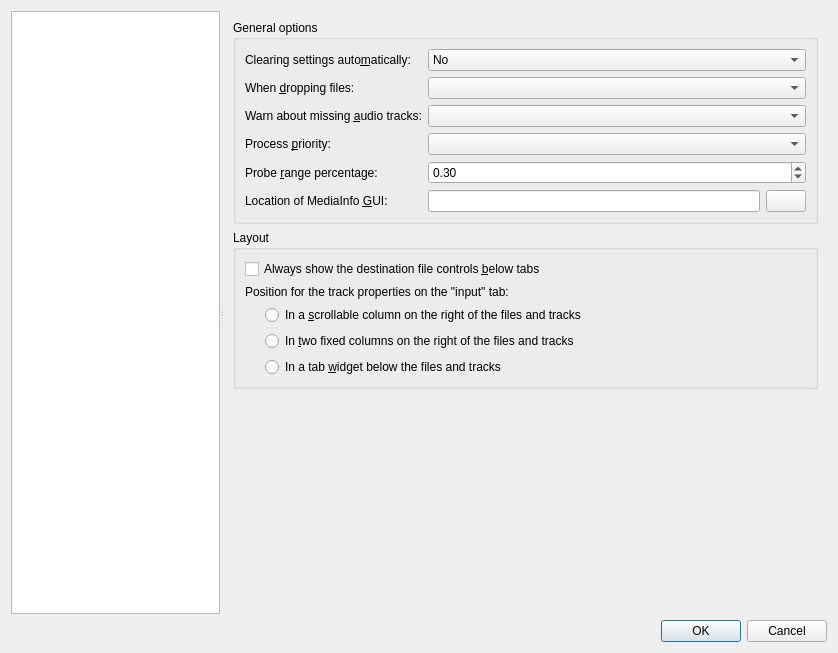
Old version of the form src/mkvtoolnix-gui/forms/main_window/preferences_dialog.ui in the repository jpsdr/MKVToolnix-Windows-7.
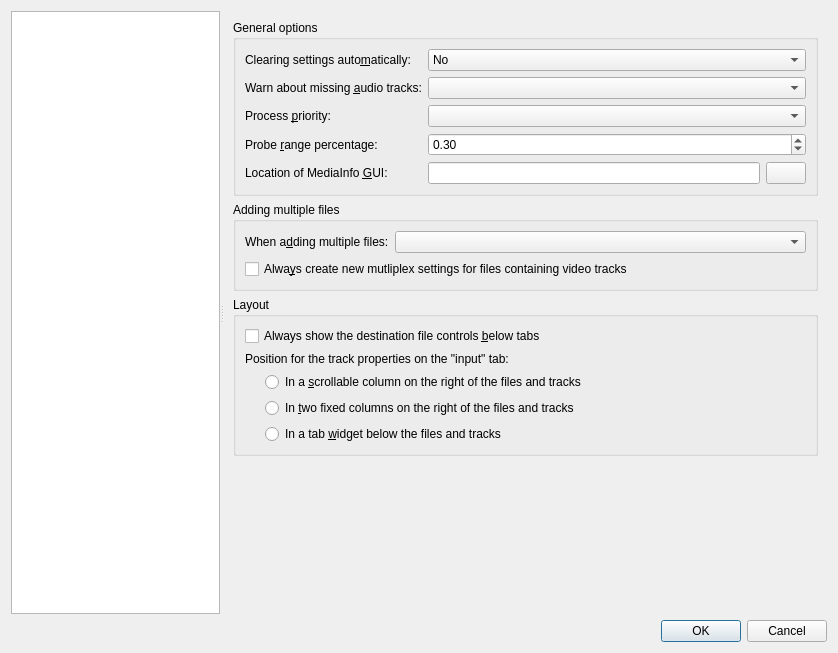
New version of the form. The open tabs and pages were chosen to show the change. Icons and pictures are not drawn. Custom widgets are drawn as their Qt base class.

Commit message:
GUI: mux: add option "always create settings for video files" when adding multiple files
Implements #2966.

The edit to the form file:
```diff
--- a/src/mkvtoolnix-gui/forms/main_window/preferences_dialog.ui
+++ b/src/mkvtoolnix-gui/forms/main_window/preferences_dialog.ui
@@ -379,23 +379,13 @@
           <layout class="QVBoxLayout" name="verticalLayout_4">
            <item>
             <layout class="QGridLayout" name="gridLayout_2">
-             <item row="4" column="0">
-              <widget class="QLabel" name="label_16">
+             <item row="0" column="0">
+              <widget class="QLabel" name="label_6">
                <property name="text">
-                <string>Probe &amp;range percentage:</string>
+                <string>Clearing settings auto&amp;matically:</string>
                </property>
                <property name="buddy">
-                <cstring>cbMProbeRangePercentage</cstring>
-               </property>
-              </widget>
-             </item>
-             <item row="2" column="0">
-              <widget class="QLabel" name="label_19">
-               <property name="text">
-                <string>Warn about missing &amp;audio tracks:</string>
-               </property>
-               <property name="buddy">
-                <cstring>cbMWarnMissingAudioTrack</cstring>
+                <cstring>cbMClearMergeSettings</cstring>
                </property>
               </widget>
              </item>
@@ -430,19 +420,19 @@
               </widget>
              </item>
              <item row="1" column="0">
-              <widget class="QLabel" name="label_13">
+              <widget class="QLabel" name="label_19">
                <property name="text">
-                <string>When &amp;dropping files:</string>
+                <string>Warn about missing &amp;audio tracks:</string>
                </property>
                <property name="buddy">
                 <cstring>cbMAddingAppendingFilesPolicy</cstring>
                </property>
               </widget>
              </item>
-             <item row="2" column="1">
+             <item row="1" column="1">
               <widget class="QComboBox" name="cbMWarnMissingAudioTrack"/>
              </item>
-             <item row="3" column="0">
+             <item row="2" column="0">
               <widget class="QLabel" name="label_5">
                <property name="text">
                 <string>Process &amp;priority:</string>
@@ -452,7 +442,7 @@
                </property>
               </widget>
              </item>
-             <item row="3" column="1">
+             <item row="2" column="1">
               <widget class="QComboBox" name="cbMProcessPriority">
                <property name="sizePolicy">
                 <sizepolicy hsizetype="MinimumExpanding" vsizetype="Fixed">
@@ -462,17 +452,17 @@
                </property>
               </widget>
              </item>
-             <item row="0" column="0">
-              <widget class="QLabel" name="label_6">
+             <item row="3" column="0">
+              <widget class="QLabel" name="label_16">
                <property name="text">
-                <string>Clearing settings auto&amp;matically:</string>
+                <string>Probe &amp;range percentage:</string>
                </property>
                <property name="buddy">
                 <cstring>cbMClearMergeSettings</cstring>
                </property>
               </widget>
              </item>
-             <item row="4" column="1">
+             <item row="3" column="1">
               <widget class="QDoubleSpinBox" name="cbMProbeRangePercentage">
                <property name="minimum">
                 <double>0.010000000000000</double>
@@ -485,17 +475,7 @@
                </property>
               </widget>
              </item>
-             <item row="1" column="1">
-              <widget class="QComboBox" name="cbMAddingAppendingFilesPolicy">
-               <property name="sizePolicy">
-                <sizepolicy hsizetype="MinimumExpanding" vsizetype="Fixed">
-                 <horstretch>0</horstretch>
-                 <verstretch>0</verstretch>
-                </sizepolicy>
-               </property>
-              </widget>
-             </item>
-             <item row="5" column="0">
+             <item row="4" column="0">
               <widget class="QLabel" name="label_20">
                <property name="text">
                 <string>Location of MediaInfo &amp;GUI:</string>
@@ -505,7 +485,7 @@
                </property>
               </widget>
              </item>
-             <item row="5" column="1">
+             <item row="4" column="1">
               <layout class="QHBoxLayout" name="horizontalLayout_16">
                <item>
                 <widget class="QLineEdit" name="leMMediaInfoExe"/>
@@ -528,6 +508,46 @@
           </layout>
          </widget>
         </item>
+        <item>
+         <widget class="QGroupBox" name="groupBox_23">
+          <property name="title">
+           <string>Adding multiple files</string>
+          </property>
+          <layout class="QVBoxLayout" name="verticalLayout_43">
+           <item>
+            <layout class="QGridLayout" name="gridLayout_10">
+             <item row="0" column="0">
+              <widget class="QLabel" name="label_13">
+               <property name="text">
+                <string>When a&amp;dding multiple files:</string>
+               </property>
+               <property name="buddy">
+                <cstring>cbMAddingAppendingFilesPolicy</cstring>
+               </property>
+              </widget>
+             </item>
+             <item row="0" column="1">
+              <widget class="QComboBox" name="cbMAddingAppendingFilesPolicy">
+               <property name="sizePolicy">
+                <sizepolicy hsizetype="MinimumExpanding" vsizetype="Fixed">
+                 <horstretch>0</horstretch>
+                 <verstretch>0</verstretch>
+                </sizepolicy>
+               </property>
+              </widget>
+             </item>
+            </layout>
+           </item>
+           <item>
+            <widget class="QCheckBox" name="cbMAlwaysCreateSettingsForVideoFiles">
+             <property name="text">
+              <string>Alwa&amp;ys create new mutliplex settings for files containing video tracks</string>
+             </property>
+            </widget>
+           </item>
+          </layout>
+         </widget>
+        </item>
         <item>
          <widget class="QGroupBox" name="groupBox_12">
           <property name="title">
```
Left out of the diff: 23 changed lines with no effect on the pictures. The commit also changes 10 other files.
